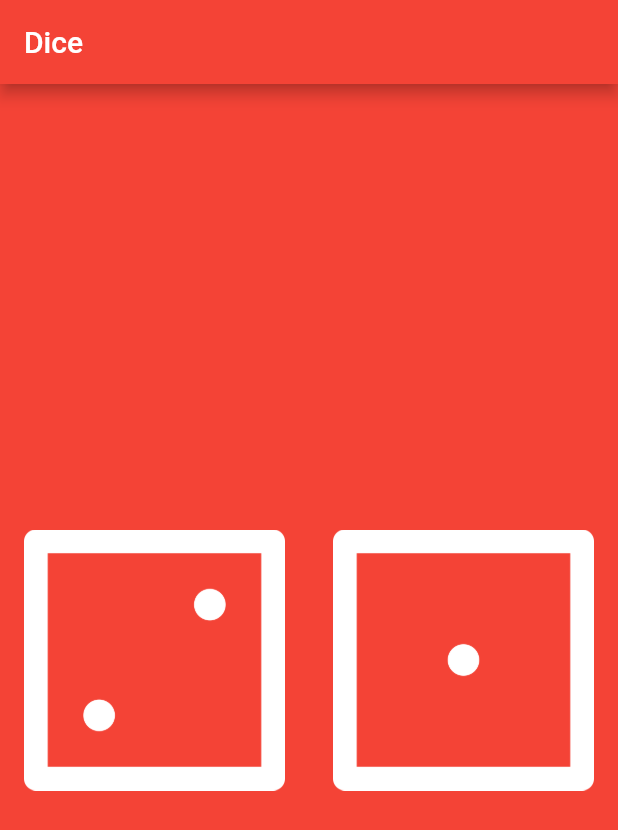
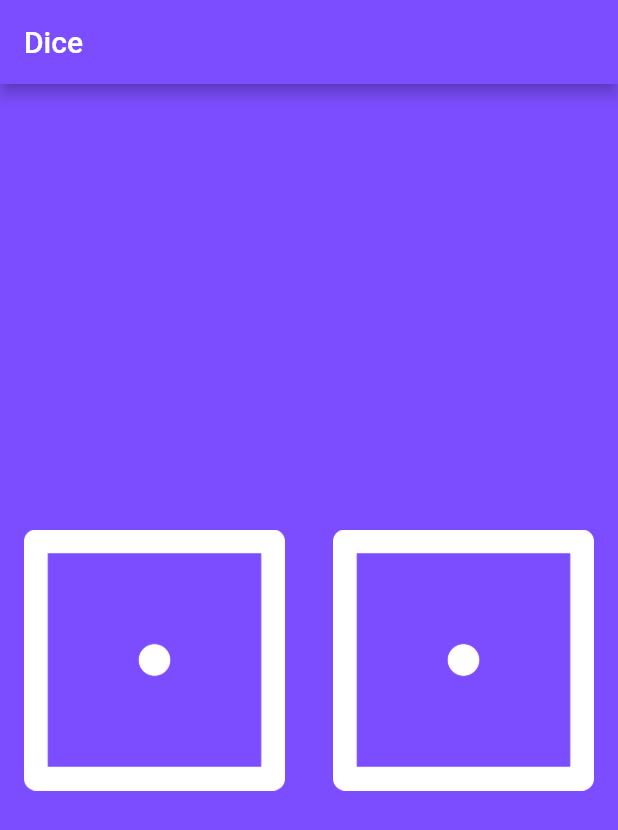
Before and after one commit to ikramsalim/dice, a Flutter app: the screen it shows after launch, on a phone screen of 412 x 824 dp. Shown: the top 830 px of the screen. Run offline on Flutter 3.47's test engine with Material 2 defaults, Android fonts, the phone set to English and light mode, and no system bars.

Commit message:
use onPressed: (){} to detect user interaction of which image the user pressed. Changed background color to purple.

```diff
--- a/lib/main.dart
+++ b/lib/main.dart
@@ -4,10 +4,10 @@ void main() {
   return runApp(
     MaterialApp(
       home: Scaffold(
-        backgroundColor: Colors.red,
+        backgroundColor: Colors.deepPurpleAccent,
         appBar: AppBar(
           title: Text('Dice'),
-          backgroundColor: Colors.red,
+          backgroundColor: Colors.deepPurpleAccent,
         ),
         body: DicePage(),
       ),
@@ -22,10 +22,19 @@ class DicePage extends StatelessWidget {
       child: Row(
         children: <Widget>[
           Expanded(
-            child: FlatButton(child: Image.asset('images/dice2.png')),
+            child: FlatButton(
+                onPressed: () {
+                  print('Left button got pressed');
+                },
+                child: Image.asset('images/dice1.png')),
           ),
           Expanded(
-            child: FlatButton(child: Image.asset('images/dice1.png')),
+            child: FlatButton(
+              onPressed: () {
+                print('Right button got pressed');
+              },
+              child: Image.asset('images/dice1.png'),
+            ),
           ),
         ],
       ),
```
